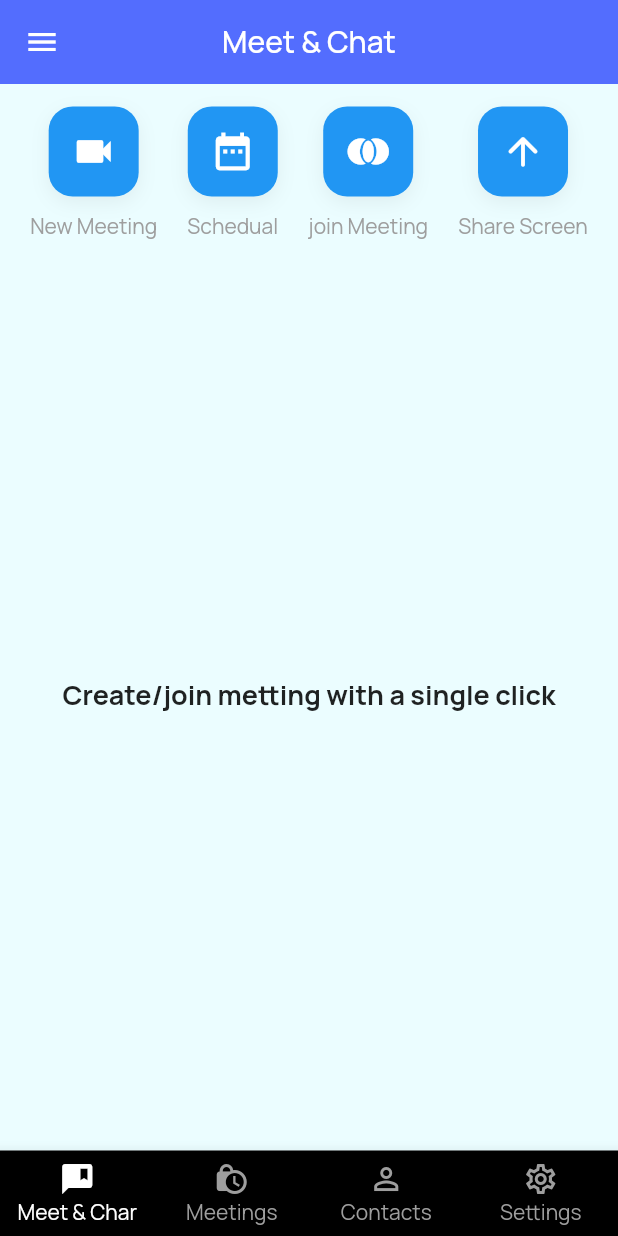
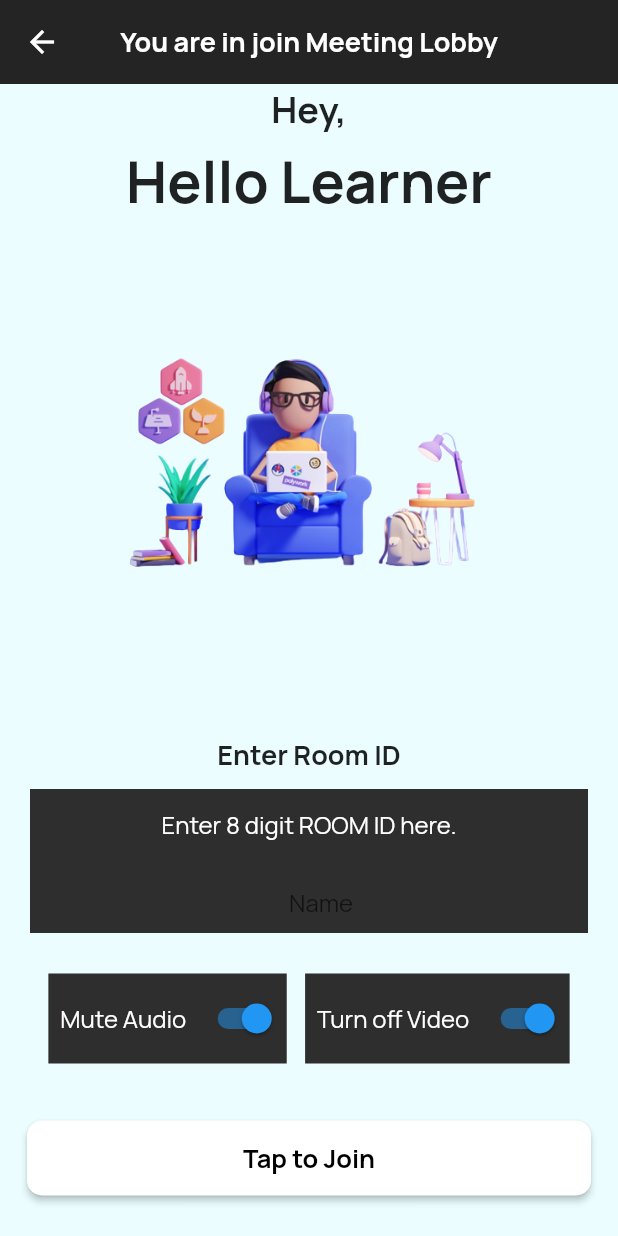
Before and after one commit to Aman-1603/edu_tools, a Flutter app: the meet_home_page screen opened directly, after a tap on "join Meeting", on a phone screen of 412 x 824 dp. Run offline on Flutter 3.47's test engine with Material 2 defaults, Android fonts, the phone set to English and light mode, and no system bars; our stand-ins replace cloud_firestore, firebase_auth, firebase_core, flutter_signin_button, fluttertoast, form_field_validator and 4 more; missing offline and left inert: jitsi_meet; accounts and stored records are empty; network calls fail.

Commit message:
frontend joining modual is implemented .....

```diff
--- /dev/null
+++ b/lib/metting/join_meeting_screen.dart
@@ -0,0 +1,211 @@
+import 'package:edu_tools/app_styles.dart';
+import 'package:edu_tools/palette.dart';
+import 'package:flutter/cupertino.dart';
+import 'package:flutter/material.dart';
+import 'package:jitsi_meet/jitsi_meet.dart';
+import 'package:lottie/lottie.dart';
+
+import '../resources/auth_methods.dart';
+import '../resources/jitsi_meet_methods.dart';
+import '../widgets/buttons/custom_button.dart';
+import '../widgets/meeting_option.dart';
+
+class Join_Meeting_Screen extends StatefulWidget {
+  const Join_Meeting_Screen({Key? key}) : super(key: key);
+
+  @override
+  State<Join_Meeting_Screen> createState() => _Join_Meeting_ScreenState();
+}
+
+class _Join_Meeting_ScreenState extends State<Join_Meeting_Screen> {
+
+  final AuthMethods _authMethods = AuthMethods();
+  late TextEditingController meetingIdController;
+  late TextEditingController nameController;
+  final JitsiMeetMethods _jitsiMeetMethods = JitsiMeetMethods();
+  bool isAudioMuted = true;
+  bool isVideoMuted = true;
+  late bool exist;
+
+  @override
+  void initState() {
+    meetingIdController = TextEditingController();
+    nameController = TextEditingController(
+      text: _authMethods.user.displayName,  //it will by default print name in text box using email name
+    );
+    super.initState();
+  }
+
+  @override
+  void dispose() {
+    super.dispose();
+    meetingIdController.dispose();
+    nameController.dispose();
+    JitsiMeet.removeAllListeners();
+  }
+
+  _joinMeeting() {
+    _jitsiMeetMethods.createMeeting(
+      roomName: meetingIdController.text,
+      isAudioMuted: isAudioMuted,
+      isVideoMuted: isVideoMuted,
+      username: nameController.text,
+    );
+  }
+
+
+
+
+  @override
+  Widget build(BuildContext context) {
+    return Scaffold(
+      appBar: AppBar(
+        centerTitle: true,
+        elevation: 0,
+        backgroundColor: palette.backgroundColor,
+        title: Column(
+          mainAxisAlignment: MainAxisAlignment.start,
+          children: [
+            Text(
+              "You are in join Meeting Lobby",
+              style: TextStyle(
+                fontSize: 18,
+                fontWeight: FontWeight.bold,
+              ),
+            ),
+          ],
+        ),
+      ),
+
+
+      //adding
+
+
+
+      body: SingleChildScrollView(
+        physics: BouncingScrollPhysics(),
+        child: Column(
+          children: [
+            Text(
+              "Hey,",
+              style: TextStyle(
+                fontWeight: FontWeight.bold,
+                fontSize: 24,
+              ),
+            ),
+            SizedBox(
+              height: 5,
+            ),
+            Text(
+             "Hello Learner",
+              style: TextStyle(
+                fontWeight: FontWeight.bold,
+                fontSize: 38,
+              ),
+            ),
+            Image.asset(
+              "assets/images/auth/login_image.png",
+              height: 325,
+              width: 325,
+            ),
+            Padding(
+              padding: const EdgeInsets.all(20.0),
+              child: Column(
+                children: [
+                  Text(
+                    "Enter Room ID",
+                    style: TextStyle(
+                      fontSize: 18,
+                      fontWeight: FontWeight.bold,
+
+                    ),
+                  ),
+                  SizedBox(
+                    height: 10,
+                  ),
+                  TextField(
+                    // controller: meetingIdController,
+                    keyboardType: TextInputType.number,
+                    maxLines: 1,
+                    style: TextStyle(
+                      color: Colors.white,
+                    ),
+                    decoration: InputDecoration(
+
+                      fillColor: palette.secondaryBackgroundColor,
+                      filled: true,
+                      border: InputBorder.none,
+                      hintStyle: TextStyle(color: Colors.white),
+                      hintText: "Enter 8 digit ROOM ID here.",
+                      contentPadding: EdgeInsets.all(10),
+                    ),
+                    textAlign: TextAlign.center,
+                  ),
+
+                  SizedBox(
+                    height: 60,
+                    child: TextField(
+
+                      style: TextStyle(
+                        color: Colors.white,
+                      ),
+
+                      controller: nameController,
+                      maxLines: 1,
+                      textAlign: TextAlign.center,
+                      keyboardType: TextInputType.number,
+                      decoration: const InputDecoration(
+                        fillColor: palette.secondaryBackgroundColor,
+                        filled: true,
+                        border: InputBorder.none,
+                        hintText: 'Name',
+                        contentPadding: EdgeInsets.fromLTRB(16, 8, 0, 0),
+                      ),
+                    ),
+                  ),
+
+                  SizedBox(
+                    height: 15,
+                  ),
+                  Row(
+                    mainAxisAlignment: MainAxisAlignment.spaceEvenly,
+                    children: [
+                      MeetingOption(
+
+                        text: "Mute Audio",
+                        isMute: isAudioMuted,
+                        onChange: onAudio,
+                      ),
+                      MeetingOption(
+                        text: "Turn off Video",
+                        isMute: isVideoMuted,
+                        onChange: onVideo,
+                      ),
+                    ],
+                  ),
+                ],
+              ),
+            ),
+            CustomButton(text: "Tap to Join", onPressed: _joinMeeting)
+          ],
+
+        ),
+      ),
+    );
+  }
+
+  onAudio(bool value) {
+    setState(() {
+      isAudioMuted = value;
+    });
+  }
+
+  onVideo(bool value) {
+    setState(() {
+      isVideoMuted = value;
+    }
+
+    );
+
+  }
+}
--- a/lib/metting/meet_home_page.dart
+++ b/lib/metting/meet_home_page.dart
@@ -1,6 +1,7 @@
 import 'dart:math';
 
 import 'package:edu_tools/metting/home_meeting_button.dart';
+import 'package:edu_tools/metting/join_meeting_screen.dart';
 import 'package:edu_tools/metting/meeting_screen.dart';
 import 'package:edu_tools/resources/jitsi_meet_methods.dart';
 import 'package:flutter/material.dart';
@@ -75,7 +76,10 @@ class meet_home_page extends StatelessWidget {
               icon: Icons.date_range,
             ),
 
-            HomeMettingButton(onPressed: () {},
+            HomeMettingButton(onPressed: () {
+              Navigator.of(context).pushReplacement(
+                  MaterialPageRoute(builder: (context) => Join_Meeting_Screen()));
+            },
               text: 'join Meeting',
               icon: Icons.join_full,
             ),
--- a/lib/palette.dart
+++ b/lib/palette.dart
@@ -2,4 +2,6 @@ import 'package:flutter/material.dart';
 
 class palette{
   static const Color primaryColor = Color(0xFF473F97);
+  static const backgroundColor = Color.fromRGBO(36, 36, 36, 1);
+  static const secondaryBackgroundColor = Color.fromRGBO(46, 46, 46, 1);
 }
--- a/lib/views/authentication/sign_up_page.dart
+++ b/lib/views/authentication/sign_up_page.dart
@@ -186,6 +186,7 @@ class _SignUpPageState extends State<SignUpPage> {
                     Expanded(
                       child: CustomButton(
                         text: 'Google Sign In',
+
                         onPressed: () async {
                           bool res =
                               await _authMethods.signInWithGoogle(context);
@@ -218,15 +219,24 @@ class _SignUpPageState extends State<SignUpPage> {
                         // },
                       ),
                     ),
-                    SizedBox(
-                      width: 20,
-                    ),
-                    Expanded(
-                        child: LargeIconButton(
-                      buttonName: 'Facebook',
-                      iconImage: 'assets/images/auth/facebook_icon.png',
-                      onPressed: () {},
-                    )),
+
+
+                    //for facebook
+
+
+                    // SizedBox(
+                    //   width: 20,
+                    // ),
+                    // Expanded(
+                    //     child: LargeIconButton(
+                    //   buttonName: 'Facebook',
+                    //   iconImage: 'assets/images/auth/facebook_icon.png',
+                    //   onPressed: () {},
+                    // )),
+
+                    //facbook ends here
+
+
                   ],
                 ),
                 SizedBox(
--- a/lib/widgets/buttons/custom_button.dart
+++ b/lib/widgets/buttons/custom_button.dart
@@ -16,22 +16,31 @@ class CustomButton extends StatelessWidget {
   Widget build(BuildContext context) {
     return Padding(
       padding: const EdgeInsets.all(18.0),
+
       child: ElevatedButton(
+
         onPressed: onPressed,
         child: Text(
           text,
+          textAlign: TextAlign.center,
           style: const TextStyle(
             fontSize: 17,
+            color: Colors.black,
+            fontWeight: FontWeight.bold,
+
           ),
+
         ),
         style: ElevatedButton.styleFrom(
-          primary: kPrimaryColor,
+          primary: Colors.white,
+
           minimumSize: const Size(
             double.infinity,
+
             50,
           ),
           shape: RoundedRectangleBorder(
-            borderRadius: BorderRadius.circular(30),
+            borderRadius: BorderRadius.circular(10),
 
           ),
         ),
--- /dev/null
+++ b/lib/widgets/meeting_option.dart
@@ -0,0 +1,39 @@
+import 'package:edu_tools/palette.dart';
+import 'package:flutter/cupertino.dart';
+import 'package:flutter/material.dart';
+
+class MeetingOption extends StatelessWidget {
+  final String text;
+  final bool isMute;
+  final Function(bool) onChange;
+  const MeetingOption({
+    Key? key,
+    required this.text,
+    required this.isMute,
+    required this.onChange,
+  }) : super(key: key);
+
+  @override
+  Widget build(BuildContext context) {
+    return Container(
+      height: 60,
+      color: palette.secondaryBackgroundColor,
+      child: Row(
+        mainAxisAlignment: MainAxisAlignment.spaceBetween,
+        children: [
+          Padding(
+            padding: const EdgeInsets.all(8.0),
+            child: Text(
+              text,
+              style: const TextStyle(fontSize: 16,color: Colors.white),
+            ),
+          ),
+          Switch.adaptive(
+            value: isMute,
+            onChanged: onChange,
+          ),
+        ],
+      ),
+    );
+  }
+}
--- a/pubspec.yaml
+++ b/pubspec.yaml
@@ -48,6 +48,7 @@ dependencies:
   jitsi_meet: ^4.0.0
   cloud_firestore: ^3.1.10
   google_sign_in: ^5.0.1
+  lottie: ^1.4.2
 
 
 
```
Also changed, not shown: pubspec.lock.
